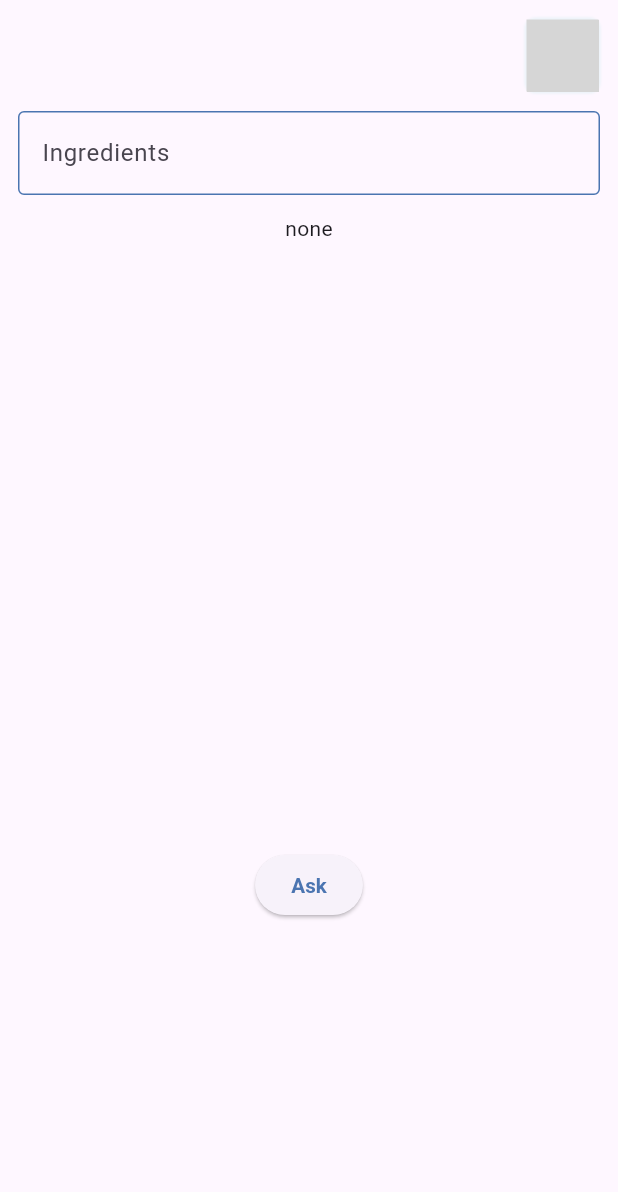
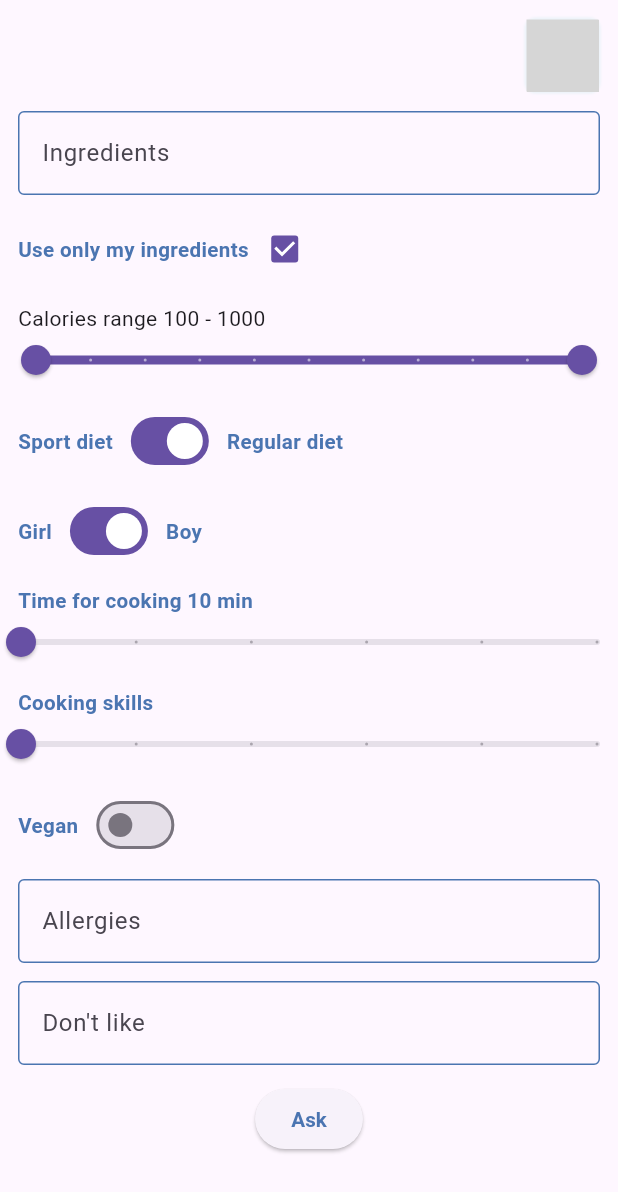
Before and after one commit to denissavishchev/young_chef, a Flutter app: the screen it shows after launch, on a phone screen of 412 x 824 dp. Shown: the top 1192 px of the screen. Run offline on Flutter 3.47's test engine with Material 3 defaults, Android fonts, the phone set to English and light mode, and no system bars; our stand-ins replace easy_localization, flutter_dotenv, flutter_screenutil, flutter_spinkit, google_generative_ai; missing offline and left inert: country_flags; grey boxes are pictures that could not be loaded.

Commit message:
languages, answer screen

```diff
--- a/assets/translations/en-US.json
+++ b/assets/translations/en-US.json
@@ -1,4 +1,16 @@
 {
   "ask": "Ask",
-  "ingredients": "Ingredients"
+  "ingredients": "Ingredients",
+  "useOnlyMyIngredients": "Use only my ingredients",
+  "caloriesRange": "Calories range {} - {}",
+  "regularDiet": "Regular diet",
+  "sportDiet": "Sport diet",
+  "timeForCooking": "Time for cooking {} min",
+  "isVegan": "Vegan",
+  "boy": "Boy",
+  "girl": "Girl",
+  "cookingSkills": "Cooking skills",
+  "allergies": "Allergies",
+  "notLike": "Don't like",
+  "back": "Back"
 }
--- a/assets/translations/pl-PL.json
+++ b/assets/translations/pl-PL.json
@@ -1,4 +1,17 @@
 {
   "ask": "Zapytaj",
-  "ingredients": "Składniki"
+  "ingredients": "Składniki",
+  "useOnlyMyIngredients": "Użyj tylko moich składników",
+  "caloriesRange": "Zakres kalorii {} - {}",
+  "regularDiet": "Dieta standardowa",
+  "sportDiet": "Dieta sportowa",
+  "timeForCooking": "Czas gotowania {} min",
+  "isVegan": "Wegańskie",
+  "boy": "Chłopiec",
+  "girl": "Dziewczynka",
+  "cookingSkills": "Umiejętności kulinarne",
+  "allergies": "Alergie",
+  "notLike": "Nie lubię",
+  "back": "Wstecz"
+
 }
--- a/assets/translations/ru-RU.json
+++ b/assets/translations/ru-RU.json
@@ -1,4 +1,16 @@
 {
   "ask": "Спроси",
-  "ingredients": "Ингредиенты"
+  "ingredients": "Ингредиенты",
+  "useOnlyMyIngredients": "Использовать только мои ингредиенты",
+  "caloriesRange": "Диапазон калорий {} - {}",
+  "regularDiet": "Обычная диета",
+  "sportDiet": "Спортивная диета",
+  "timeForCooking": "Время приготовления {} мин",
+  "isVegan": "Веганский",
+  "boy": "Мальчик",
+  "girl": "Девочка",
+  "cookingSkills": "Кулинарные навыки",
+  "allergies": "Аллергии",
+  "notLike": "Не нравится",
+  "back": "Назад"
 }
--- a/lib/main.dart
+++ b/lib/main.dart
@@ -5,7 +5,6 @@ import 'package:flutter_dotenv/flutter_dotenv.dart';
 import 'package:flutter_screenutil/flutter_screenutil.dart';
 import 'package:provider/provider.dart';
 import 'package:young_chef/providers/main_provider.dart';
-
 import 'screens/main_screen.dart';
 
 void main() async {
--- a/lib/screens/main_screen.dart
+++ b/lib/screens/main_screen.dart
@@ -20,12 +20,16 @@ class MainScreen extends StatelessWidget {
                 child: Stack(
                   children: [
                     SingleChildScrollView(
+                      child: Padding(
                         padding: EdgeInsets.all(12),
                         child: Column(
                           spacing: 12,
                           children: [
                             Row(
                               children: [
+                                data.answer == 'Spróbuj ponownie'
+                                ? Text('Spróbuj ponownie za chwilę.')
+                                : SizedBox.shrink(),
                                 Spacer(),
                                 LanguageWidget(),
                               ],
@@ -45,16 +49,121 @@ class MainScreen extends StatelessWidget {
                                 return null;
                               },
                             ),
-                          SizedBox(
-                              height: size.height * 0.5,
-                              child: SingleChildScrollView(
-                                  child: Text(data.answer,)
-                              )),
+                            Row(
+                              children: [
+                                Text('useOnlyMyIngredients'.tr(), style: kTextStyle,),
+                                Checkbox(
+                                  value: data.onlyUserIngredients,
+                                  onChanged: (v) => data.setOnlyUserIngredients(v),
+                                )
+                              ],
+                            ),
+                            Column(
+                              crossAxisAlignment: CrossAxisAlignment.start,
+                              children: [
+                                Text(
+                                  'caloriesRange'.tr(args: ['${data.caloriesRange.start.round()}', '${data.caloriesRange.end.round()}']),
+                                ),
+                                RangeSlider(
+                                  padding: const EdgeInsets.symmetric(horizontal: 0, vertical: 8),
+                                  values: data.caloriesRange,
+                                  min: 100,
+                                  max: 1000,
+                                  divisions: 10,
+                                  labels: RangeLabels(
+                                    data.caloriesRange.start.round().toString(),
+                                    data.caloriesRange.end.round().toString(),
+                                  ),
+                                  onChanged: (RangeValues range) => data.setCaloriesRange(range),
+                                ),
+                              ],
+                            ),
+                            Row(
+                              spacing: 8,
+                              children: [
+                                Text('sportDiet'.tr(), style: kTextStyle,),
+                                Switch(
+                                  value: data.isRegularDiet,
+                                  onChanged: (v) => data.setRegularOrSportDiet(v),
+                                ),
+                                Text('regularDiet'.tr(), style: kTextStyle,),
+                              ],
+                            ),
+                            Row(
+                              spacing: 8,
+                              children: [
+                                Text('girl'.tr(), style: kTextStyle,),
+                                Switch(
+                                  value: data.isBoy,
+                                  onChanged: (v) => data.setBoyOrGirl(v),
+                                ),
+                                Text('boy'.tr(), style: kTextStyle,),
+                              ],
+                            ),
+                            Column(
+                              crossAxisAlignment: CrossAxisAlignment.start,
+                              children: [
+                                Text(
+                                  'timeForCooking'.tr(args: ['${data.timeForCooking.toInt()}']), style: kTextStyle,
+                                ),
+                                Slider(
+                                  padding: const EdgeInsets.symmetric(horizontal: 0, vertical: 8),
+                                  value: data.timeForCooking,
+                                  min: 10,
+                                  max: 60,
+                                  divisions: 5,
+                                  onChanged: (v) => data.setTimeForCooking(v),
+                                ),
+                              ],
+                            ),
+                            Column(
+                              crossAxisAlignment: CrossAxisAlignment.start,
+                              children: [
+                                Text(
+                                  'cookingSkills'.tr(args: ['${data.cookingSkillLevel.toInt()}']), style: kTextStyle,
+                                ),
+                                Slider(
+                                  padding: const EdgeInsets.symmetric(horizontal: 0, vertical: 8),
+                                  value: data.cookingSkillLevel,
+                                  min: 1,
+                                  max: 5,
+                                  divisions: 5,
+                                  onChanged: (v) => data.setCookingSkillLevel(v),
+                                ),
+                              ],
+                            ),
+                            Row(
+                              spacing: 8,
+                              children: [
+                                Text('isVegan'.tr(), style: kTextStyle,),
+                                Switch(
+                                  value: data.isVegan,
+                                  onChanged: (v) => data.setIsVegan(v),
+                                ),
+                              ],
+                            ),
+                            TextFormField(
+                              controller: data.allergiesController,
+                              autovalidateMode: AutovalidateMode.onUserInteraction,
+                              keyboardType: TextInputType.multiline,
+                              cursorColor: kDarkGrey,
+                              decoration: textFieldDecoration.copyWith(
+                                  label: Text('allergies'.tr(),)),
+                            ),
+                            TextFormField(
+                              controller: data.notLikeController,
+                              autovalidateMode: AutovalidateMode.onUserInteraction,
+                              keyboardType: TextInputType.multiline,
+                              cursorColor: kDarkGrey,
+                              decoration: textFieldDecoration.copyWith(
+                                  label: Text('notLike'.tr(),)),
+                            ),
                             ElevatedButton(
                                 onPressed: () => data.getRecipe(context),
                                 child: Text('ask'.tr(), style: kTextStyle,)
                             )
                           ],
+                        ),
                       ),
                     ),
                     data.isLoading
```
Also changed, not shown: lib/providers/main_provider.dart (+98 -7 lines), lib/screens/recipe_screen.dart (added, +40 -0 lines). Lines whose indentation alone changed are shown as unchanged.
